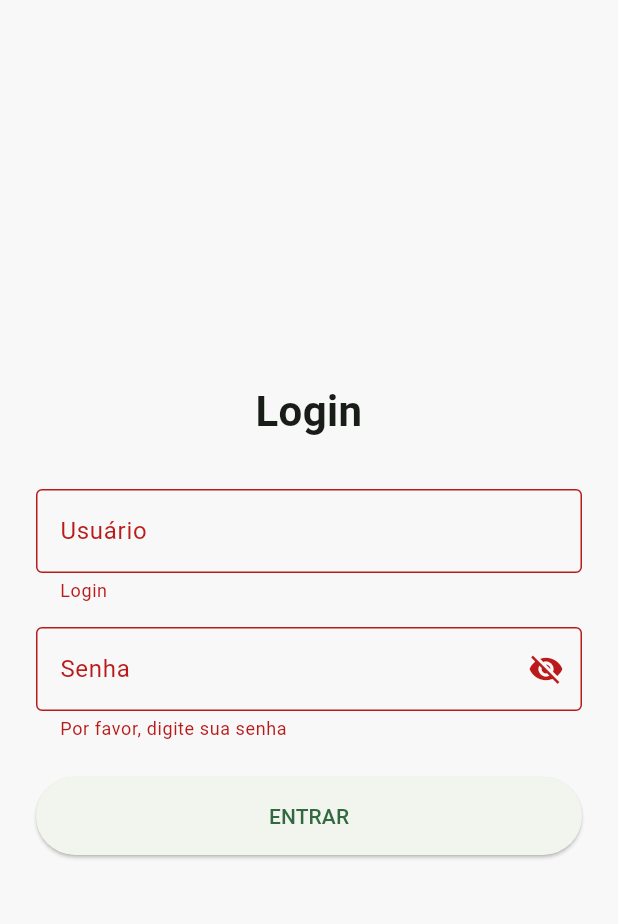
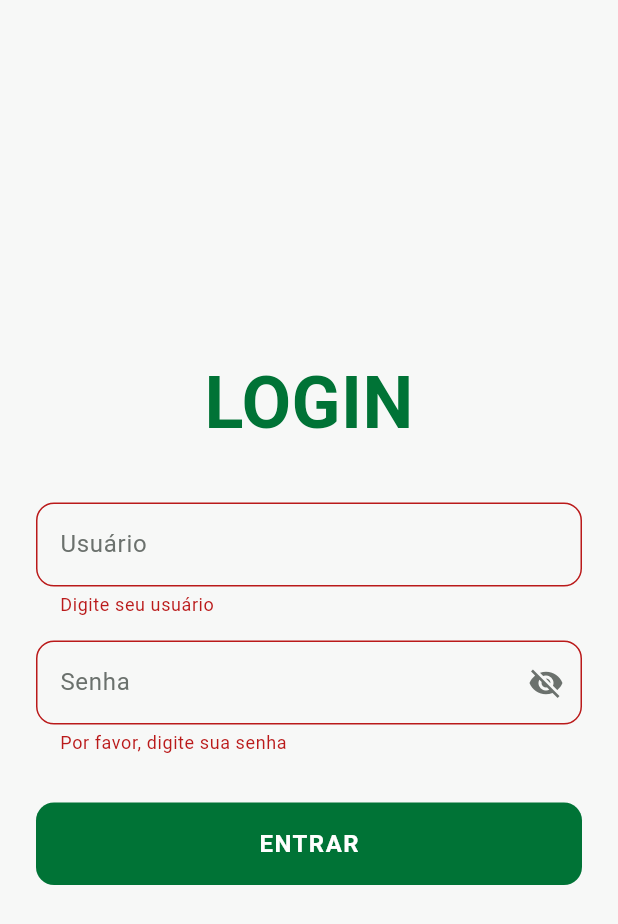
Before and after one commit to eduardogm22/academia-ideau, a Flutter app: the LoginPage screen opened directly, after a tap on "ENTRAR", on a phone screen of 412 x 824 dp. Shown: the top 924 px of the screen. Run offline on Flutter 3.47's test engine with Material 3 defaults, Android fonts, the phone set to English and light mode, and no system bars; accounts and stored records are empty; Roboto replaces fonts that are missing (BebasNeue, Montserrat).

Commit message:
Integrado Treino e Login com a API

```diff
--- a/front/lib/main.dart
+++ b/front/lib/main.dart
@@ -1,4 +1,5 @@
 import 'package:flutter/material.dart';
+import 'package:front/view/login_page.dart';
 
 import 'view/treinos_page.dart';
 import 'view/relatorios_page.dart';
@@ -20,7 +21,7 @@ class AcademiaIdeauApp extends StatelessWidget {
       debugShowCheckedModeBanner: false,
       title: 'Laboral',
       theme: AppTheme.lightTheme,
-      home: const MainNavigation(),
+      home: const LoginPage(),
     );
   }
 }
--- a/front/lib/model/setor.dart
+++ b/front/lib/model/setor.dart
@@ -15,14 +15,14 @@ class Setor {
     return Setor(
         id: json['id'],
         nome: json['nome'],
-        empresa: json['empresa'],
+        empresa: Empresa.fromJSON(json['empresa']),
     );
   }
   Map<String, dynamic> toJson() {
     final Map<String, dynamic> json = <String, dynamic>{};
     json['id'] = id;
     json['nome'] = nome;
-    json['empresa'] = empresa;
+    json['empresa'] = empresa.toJson();
     return json;
   }
 }
--- a/front/lib/model/usuario.dart
+++ b/front/lib/model/usuario.dart
@@ -22,7 +22,7 @@ class Usuario {
         nome: json['nome'],
         email: json['email'],
         cargo: Cargos.values.byName(json['cargo']),
-        setor: json['setor']
+        setor: Setor.fromJSON(json['setor'])
     );
   }
   Map<String, dynamic> toJson() {
@@ -30,8 +30,8 @@ class Usuario {
     json['id'] = id;
     json['nome'] = nome;
     json['email'] = email;
-    json['cargo'] = cargo.toString();
-    json['setor'] = setor;
+    json['cargo'] = cargo.name;
+    json['setor'] = setor.toJson();
     return json;
   }
 }
--- a/front/lib/view/login_page.dart
+++ b/front/lib/view/login_page.dart
@@ -1,25 +1,7 @@
 import 'package:flutter/material.dart';
-
-void main() {
-  runApp(const MyApp());
-}
-
-class MyApp extends StatelessWidget {
-  const MyApp({super.key});
-
-  @override
-  Widget build(BuildContext context) {
-    return MaterialApp(
-      title: 'Login',
-      debugShowCheckedModeBanner: false,
-      theme: ThemeData(
-        colorScheme: ColorScheme.fromSeed(seedColor: Colors.blue),
-        useMaterial3: true,
-      ),
-      home: const LoginPage(),
-    );
-  }
-}
+import 'package:front/controller/APIController.dart';
+import 'package:front/main.dart';
+import 'package:front/theme/app_colors.dart';
 
 class LoginPage extends StatefulWidget {
   const LoginPage({super.key});
@@ -29,15 +11,13 @@ class LoginPage extends StatefulWidget {
 }
 
 class _LoginPageState extends State<LoginPage> {
-  // Chave global do formulário para disparar validações
   final _formKey = GlobalKey<FormState>();
 
-  // Controladores de texto para capturar os dados
   final TextEditingController _loginController = TextEditingController();
   final TextEditingController _passwordController = TextEditingController();
 
-  // Estado para visibilidade da senha
   bool _isPasswordObscured = true;
+  bool _isLoading = false;
 
   @override
   void dispose() {
@@ -46,28 +26,37 @@ class _LoginPageState extends State<LoginPage> {
     super.dispose();
   }
 
-  void _handleLogin() {
-    // Valida todos os campos do Form
+  Future<void> _handleLogin() async {
     if (_formKey.currentState!.validate()) {
-      // Resgata os valores digitados
-      final login = _loginController.text;
-      final password = _passwordController.text;
+      setState(() => _isLoading = true);
 
-      // Exibe mensagem de sucesso com os dados capturados
-      ScaffoldMessenger.of(context).showSnackBar(
-        SnackBar(
-          content: Text('Autenticando usuário: $login...'),
-          backgroundColor: Colors.green,
-        ),
-      );
+      try {
+        await login(_loginController.text, _passwordController.text);
 
-      // TODO: Insira aqui a chamada da sua API ou navegação
+        if (!mounted) return;
+
+        Navigator.pushReplacement(
+          context,
+          MaterialPageRoute(builder: (context) => const MainNavigation()),
+        );
+      } catch (e) {
+        if (!mounted) return;
+        ScaffoldMessenger.of(context).showSnackBar(
+          SnackBar(
+            content: Text('Erro: ${e.toString()}'),
+            backgroundColor: Colors.red,
+          ),
+        );
+      } finally {
+        if (mounted) setState(() => _isLoading = false);
+      }
     }
   }
 
   @override
   Widget build(BuildContext context) {
     return Scaffold(
+      backgroundColor: AppColors.background,
       body: Center(
         child: SingleChildScrollView(
           padding: const EdgeInsets.all(24.0),
@@ -78,44 +67,58 @@ class _LoginPageState extends State<LoginPage> {
               crossAxisAlignment: CrossAxisAlignment.stretch,
               children: [
                 const Text(
-                  'Login',
+                  'LOGIN',
                   textAlign: TextAlign.center,
                   style: TextStyle(
-                    fontSize: 28,
+                    fontFamily: 'BebasNeue',
+                    fontSize: 48,
                     fontWeight: FontWeight.bold,
+                    color: AppColors.green,
                   ),
                 ),
                 const SizedBox(height: 32),
 
-                // Campo: Login / Usuário / E-mail
                 TextFormField(
                   controller: _loginController,
-                  keyboardType: TextInputType.emailAddress,
-                  decoration: const InputDecoration(
+                  decoration: InputDecoration(
                     labelText: 'Usuário',
-                    border: OutlineInputBorder(),
+                    labelStyle: const TextStyle(color: AppColors.secondaryText),
+                    border: OutlineInputBorder(
+                      borderRadius: BorderRadius.circular(12),
+                    ),
+                    focusedBorder: OutlineInputBorder(
+                      borderRadius: BorderRadius.circular(12),
+                      borderSide: const BorderSide(color: AppColors.green, width: 2),
+                    ),
                   ),
                   validator: (value) {
                     if (value == null || value.trim().isEmpty) {
-                      return 'Login';
+                      return 'Digite seu usuário';
                     }
                     return null;
                   },
                 ),
                 const SizedBox(height: 16),
 
-                // Campo: Senha
                 TextFormField(
                   controller: _passwordController,
                   obscureText: _isPasswordObscured,
                   decoration: InputDecoration(
                     labelText: 'Senha',
-                    border: const OutlineInputBorder(),
+                    labelStyle: const TextStyle(color: AppColors.secondaryText),
+                    border: OutlineInputBorder(
+                      borderRadius: BorderRadius.circular(12),
+                    ),
+                    focusedBorder: OutlineInputBorder(
+                      borderRadius: BorderRadius.circular(12),
+                      borderSide: const BorderSide(color: AppColors.green, width: 2),
+                    ),
                     suffixIcon: IconButton(
                       icon: Icon(
                         _isPasswordObscured
                             ? Icons.visibility_off
                             : Icons.visibility,
+                        color: AppColors.secondaryText,
                       ),
                       onPressed: () {
                         setState(() {
@@ -128,21 +131,39 @@ class _LoginPageState extends State<LoginPage> {
                     if (value == null || value.isEmpty) {
                       return 'Por favor, digite sua senha';
                     }
-                    if (value.length < 5) {
-                      return 'Senha';
-                    }
                     return null;
                   },
                 ),
-                const SizedBox(height: 24),
+                const SizedBox(height: 32),
 
-                // Botão de Login
                 ElevatedButton(
-                  onPressed: _handleLogin,
+                  onPressed: _isLoading ? null : _handleLogin,
                   style: ElevatedButton.styleFrom(
+                    backgroundColor: AppColors.green,
+                    foregroundColor: Colors.white,
                     padding: const EdgeInsets.symmetric(vertical: 16),
+                    shape: RoundedRectangleBorder(
+                      borderRadius: BorderRadius.circular(12),
+                    ),
+                    elevation: 0,
                   ),
-                  child: const Text('ENTRAR'),
+                  child: _isLoading
+                      ? const SizedBox(
+                          height: 20,
+                          width: 20,
+                          child: CircularProgressIndicator(
+                            color: Colors.white,
+                            strokeWidth: 2,
+                          ),
+                        )
+                      : const Text(
+                          'ENTRAR',
+                          style: TextStyle(
+                            fontSize: 16,
+                            fontWeight: FontWeight.bold,
+                            letterSpacing: 1,
+                          ),
+                        ),
                 ),
               ],
             ),
```
Also changed, not shown: front/lib/controller/APIController.dart (+31 -4 lines), front/lib/model/treino.dart (+14 -7 lines), front/lib/view/treino_page.dart (+32 -27 lines), front/lib/view/treinos_page.dart (+71 -171 lines), 6 other files.
